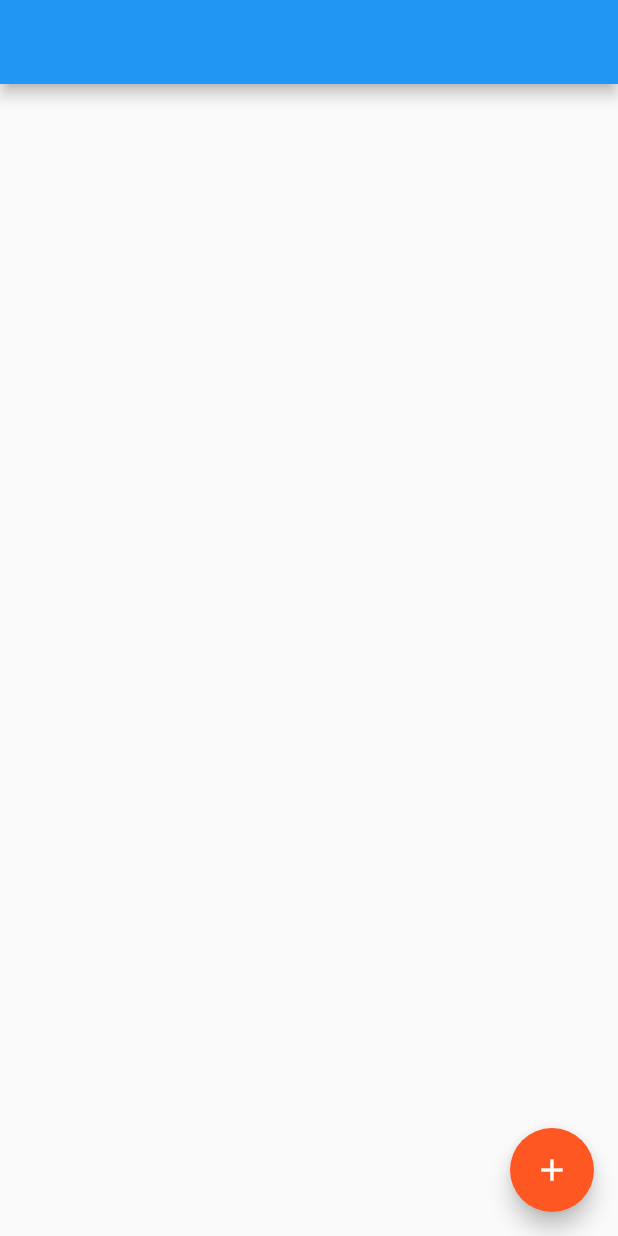
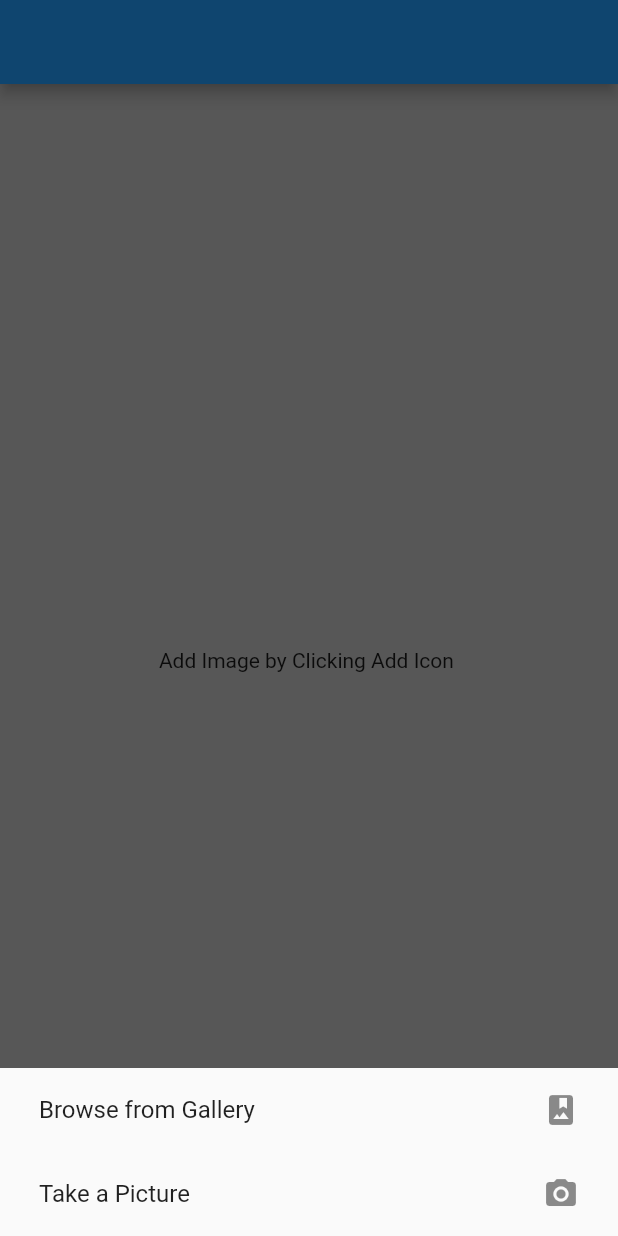
Before and after one commit to Dilshad97/Insta, a Flutter app: the screen it shows after launch, after a tap on the "add" icon, on a phone screen of 412 x 824 dp. Run offline on Flutter 3.47's test engine with Material 2 defaults, Android fonts, the phone set to English and light mode, and no system bars; our stand-ins replace fluttertoast, image_cropper, image_picker, permission_handler, share.

Commit message:
[refactor[- Cropinf section directly [fix]- deny permission of camera [fix]- UI

```diff
--- a/lib/image_crop.dart
+++ b/lib/image_crop.dart
@@ -35,52 +35,66 @@ class _ImageCropingExampleState extends State<ImageCropingExample> {
   Widget build(BuildContext context) {
     return Scaffold(
       appBar: AppBar(),
-      body: SingleChildScrollView(
-        child: Column(
-          children: [
-            state == AppState.croping
-                ? Container()
-                : Center(
-                    child: state == AppState.cropped
-                        ? SizedBox(
-                            height: MediaQuery.of(context).size.height,
+      body: Center(
           child: imageFile != null
               ? Container(
+                  height: MediaQuery.of(context).size.height / 1.8,
                   padding: EdgeInsets.all(10),
                   child: GridView.count(
                     // childAspectRatio:
                     crossAxisCount: 3,
                     crossAxisSpacing: 1.5,
                     mainAxisSpacing: 1.5,
-                                      children: splitImage(
-                                          imageFile.readAsBytesSync()),
+                    children: splitImage(imageFile.readAsBytesSync()),
                   ),
                 )
-                                : Container(),
-                          )
-                        : Center(
-                            child: imageFile != null
-                                ? Image.file(imageFile)
-                                : Container(),
+              : Container(
+                  height: MediaQuery.of(context).size.height,
+                  width: MediaQuery.of(context).size.width,
+                  padding: EdgeInsets.all(10),
+                  color: Colors.grey.shade400,
+                  child: Center(child: Text("Add Image by Clicking Add Icon ")),
+                )),
+      floatingActionButton: FloatingActionButton(
+        backgroundColor: Colors.deepOrange,
+        onPressed: () {
+          if (state == AppState.free)
+            reqCameraPermision();
+          else if (state == AppState.cropped) _clearImage();
+        },
+        child: _buildButtonIcon(),
       ),
+    );
+  }
+
+  Future<dynamic> imageOption(BuildContext context) {
+    return showModalBottomSheet(
+      context: context,
+      builder: (context) {
+        return Padding(
+          padding: EdgeInsets.symmetric(horizontal: 10),
+          child: Wrap(
+            children: [
+              ListTile(
+                title: Text("Browse from Gallery"),
+                trailing: Icon(Icons.photo_album),
+                onTap: () {
+                  _pickGalleryImage();
+                  Navigator.pop(context);
+                },
+              ),
+              ListTile(
+                title: Text("Take a Picture"),
+                trailing: Icon(Icons.photo_camera),
+                onTap: () {
+                  _pickCameraImage();
+                  Navigator.pop(context);
+                },
               ),
             ],
           ),
-      ),
-      floatingActionButton: FloatingActionButton(
-        backgroundColor: Colors.deepOrange,
-        onPressed: () {
-          if (state == AppState.free) {
-            reqCameraPermision();
-            _pickImage();
-          } else if (state == AppState.picked)
-            _cropImage();
-          else if (state == AppState.cropped)
-            splitImage(imageFile.readAsBytesSync());
-          else if (state == AppState.split) _clearImage();
+        );
       },
-        child: _buildButtonIcon(),
-      ),
     );
   }
 
@@ -88,9 +102,7 @@ class _ImageCropingExampleState extends State<ImageCropingExample> {
   Widget _buildButtonIcon() {
     if (state == AppState.free)
       return Icon(Icons.add);
-    else if (state == AppState.picked)
-      return Icon(Icons.crop);
-    else if (state == AppState.split)
+    else if (state == AppState.cropped)
       return Icon(Icons.clear);
     else
       return Container();
@@ -105,6 +117,7 @@ class _ImageCropingExampleState extends State<ImageCropingExample> {
       print("Storage permission granted");
     } else if (storageStatus == PermissionStatus.denied) {
       print("Storage permission denied");
+      showToast("Storage Permission is required");
     } else if (storageStatus == PermissionStatus.permanentlyDenied) {
       showToast("Storage Permission is required");
       print("Storage permission permanently denied");
@@ -117,8 +130,10 @@ class _ImageCropingExampleState extends State<ImageCropingExample> {
     bool isCameraOn = serviceStatus == ServiceStatus.enabled;
     final status = await Permission.camera.request();
     if (status == PermissionStatus.granted) {
+      imageOption(context);
       print("permission granted");
     } else if (status == PermissionStatus.denied) {
+      showToast("Camera Permission is required");
       print("permission denied");
     } else if (status == PermissionStatus.permanentlyDenied) {
       showToast("Camera Permission is required");
@@ -128,14 +143,22 @@ class _ImageCropingExampleState extends State<ImageCropingExample> {
   }
 
   /// pick image from camera
-  Future<Null> _pickImage() async {
+  Future<Null> _pickCameraImage() async {
     final pickedImage =
         await ImagePicker().getImage(source: ImageSource.camera);
     imageFile = pickedImage != null ? File(pickedImage.path) : null;
     if (imageFile != null) {
-      setState(() {
-        state = AppState.picked;
-      });
+      _cropImage();
+    }
+  }
+
+  Future<Null> _pickGalleryImage() async {
+    final pickedImage =
+        await ImagePicker().getImage(source: ImageSource.gallery);
+    imageFile = pickedImage != null ? File(pickedImage.path) : null;
+    if (imageFile != null) {
+      // CircularProgressIndicator();
+      _cropImage();
     }
   }
 
@@ -148,14 +171,7 @@ class _ImageCropingExampleState extends State<ImageCropingExample> {
                 CropAspectRatioPreset.square,
               ]
             : [
-                // CropAspectRatioPreset.original,
                 CropAspectRatioPreset.square,
-                // CropAspectRatioPreset.ratio3x2,
-                // CropAspectRatioPreset.ratio4x3,
-                // CropAspectRatioPreset.ratio5x3,
-                // CropAspectRatioPreset.ratio5x4,
-                // CropAspectRatioPreset.ratio7x5,
-                // CropAspectRatioPreset.ratio16x9
               ],
         androidUiSettings: AndroidUiSettings(
             toolbarTitle: 'Cropper',
@@ -194,10 +210,10 @@ class _ImageCropingExampleState extends State<ImageCropingExample> {
     for (var img in parts) {
       output.add(GestureDetector(
           onTap: () {
-            shareImage();
             savingFile(
               img,
             );
+            shareImage();
           },
           child: Image.memory(imglib.encodeJpg(img))));
     }
@@ -209,7 +225,8 @@ class _ImageCropingExampleState extends State<ImageCropingExample> {
   ///Saving file locally
   Future<void> savingFile(imglib.Image img) async {
     var imagePath = imglib.encodeJpg(img);
-    final external = (await getApplicationDocumentsDirectory()).path + '/${TimeOfDay.now().toString()}.png';
+    final external = (await getApplicationDocumentsDirectory()).path +
+        '/${TimeOfDay.now().toString()}.png';
     try {
       final file = File(external);
       filepath = await file.writeAsBytes(imagePath);
```
Lines whose indentation alone changed are shown as unchanged.
